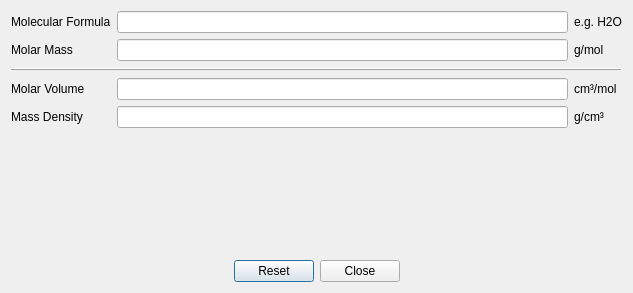
SasView/sasview, file src/sas/qtgui/UI/DensityPanel.ui: the form before one commit.
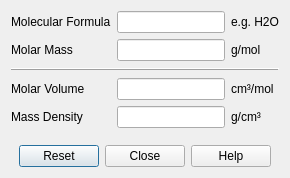
The form after the commit. Icons and pictures are not drawn.

Commit message: Linked two new calculators to the Gui Manager.

Patch:
```diff
--- a/src/sas/qtgui/UI/DensityPanel.ui
+++ b/src/sas/qtgui/UI/DensityPanel.ui
@@ -6,10 +6,16 @@
    <rect>
     <x>0</x>
     <y>0</y>
-    <width>633</width>
-    <height>293</height>
+    <width>290</width>
+    <height>178</height>
    </rect>
   </property>
+  <property name="sizePolicy">
+   <sizepolicy hsizetype="Fixed" vsizetype="Fixed">
+    <horstretch>0</horstretch>
+    <verstretch>0</verstretch>
+   </sizepolicy>
+  </property>
   <property name="windowTitle">
    <string>Density/Volume Calculator</string>
   </property>
@@ -133,11 +139,17 @@
    </item>
    <item row="2" column="0">
     <widget class="QDialogButtonBox" name="buttonBox">
+     <property name="sizePolicy">
+      <sizepolicy hsizetype="MinimumExpanding" vsizetype="Fixed">
+       <horstretch>0</horstretch>
+       <verstretch>0</verstretch>
+      </sizepolicy>
+     </property>
      <property name="orientation">
       <enum>Qt::Horizontal</enum>
      </property>
      <property name="standardButtons">
-      <set>QDialogButtonBox::Close|QDialogButtonBox::Reset</set>
+      <set>QDialogButtonBox::Close|QDialogButtonBox::Help|QDialogButtonBox::Reset</set>
      </property>
      <property name="centerButtons">
       <bool>true</bool>
```
Left out of the diff: 8 changed lines with no effect on the pictures. The commit also changes 5 other files.
